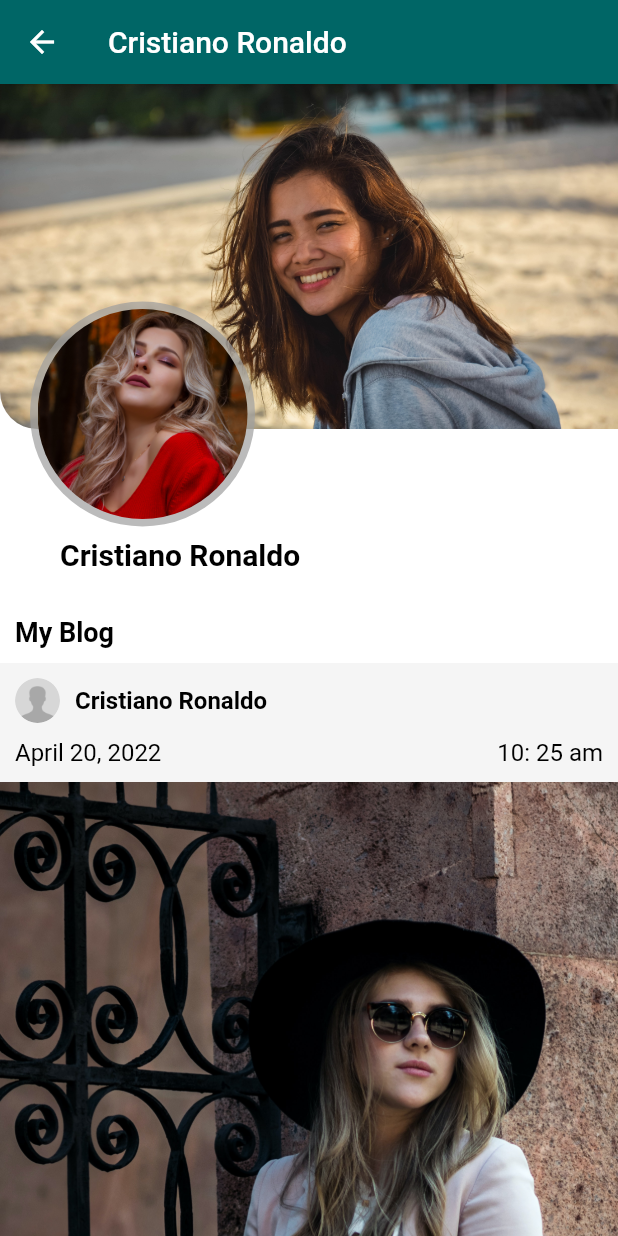
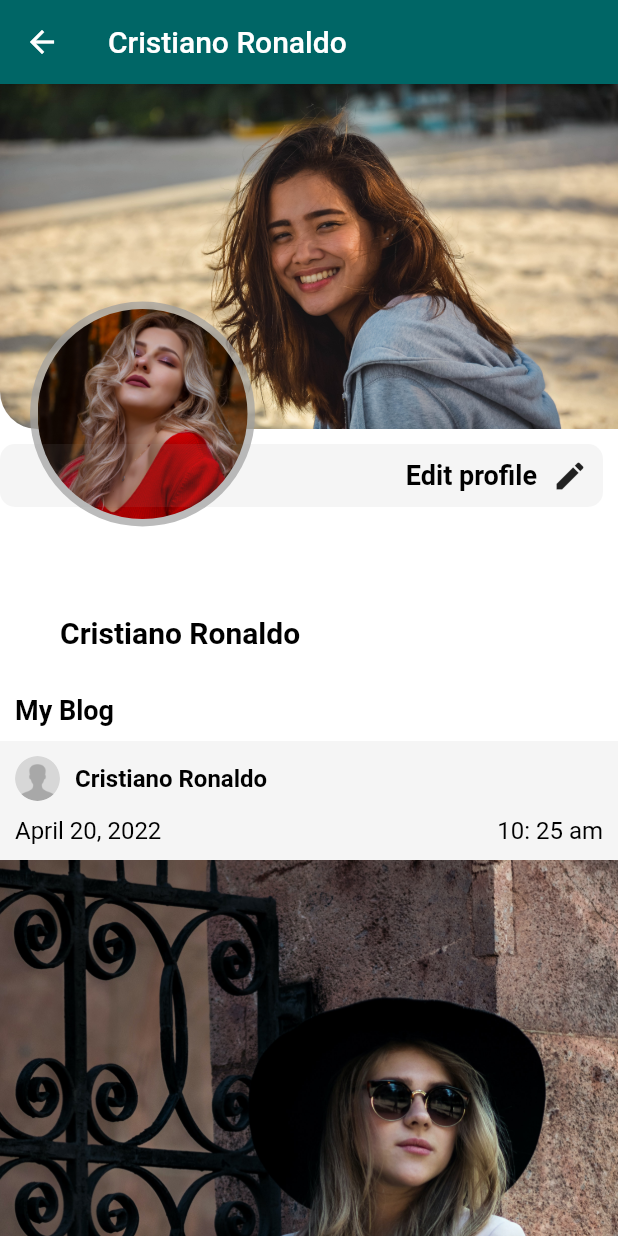
Before and after one commit to raselhossen125/blog_app, a Flutter app: the ProfilePage screen opened by its route, on a phone screen of 412 x 824 dp. Run offline on Flutter 3.47's test engine with Material 2 defaults, Android fonts, the phone set to English and light mode, and no system bars; our stand-ins replace get.

Commit message:
update profile page design

```diff
--- a/lib/route/my_app_pages.dart
+++ b/lib/route/my_app_pages.dart
@@ -1,3 +1,5 @@
+import 'package:blog_app/views/add_blog_page.dart';
+import 'package:blog_app/views/edit_profile_page.dart';
 import 'package:get/get.dart';
 import '../views/auth/login_page.dart';
 import '../views/auth/register_page.dart';
@@ -25,8 +27,16 @@ class MyAppPages {
       page: () => BlogPage(),
     ),
     GetPage(
-      name: MyAppRoutes.profileageRoute,
+      name: MyAppRoutes.addBlogPageRoute,
+      page: () => AddBlogpage(),
+    ),
+    GetPage(
+      name: MyAppRoutes.profilePageRoute,
       page: () => ProfilePage(),
+    ),
+    GetPage(
+      name: MyAppRoutes.editProfilePageRoute,
+      page: () => EditProfilePage(),
     ),
   ];
 }
--- a/lib/route/my_app_routes.dart
+++ b/lib/route/my_app_routes.dart
@@ -3,5 +3,7 @@ class MyAppRoutes {
   static const logInPageRoute = '/logIn-page';
   static const registerPageRoute = '/register-page';
   static const blogPageRoute = '/blog-page';
-  static const profileageRoute = '/profile-page';
+  static const profilePageRoute = '/profile-page';
+  static const editProfilePageRoute = '/edit-profile-page';
+  static const addBlogPageRoute = '/add-blog-page';
 }
--- a/lib/utils/style.dart
+++ b/lib/utils/style.dart
@@ -8,6 +8,11 @@ const btnStyle = TextStyle(
 
 const smallNormal = TextStyle(
   color: Colors.black,
+  fontSize: 16,
+);
+
+const smallNormalW = TextStyle(
+  color: Colors.white,
   fontSize: 16,
 );
 
--- a/lib/views/profile_page.dart
+++ b/lib/views/profile_page.dart
@@ -1,9 +1,11 @@
 // ignore_for_file: use_key_in_widget_constructors, prefer_const_constructors, prefer_const_literals_to_create_immutables, sized_box_for_whitespace
 
+import 'package:blog_app/route/my_app_routes.dart';
 import 'package:blog_app/utils/colors.dart';
 import 'package:blog_app/utils/style.dart';
 import 'package:blog_app/widgets/blog_item.dart';
 import 'package:flutter/material.dart';
+import 'package:get/get.dart';
 
 class ProfilePage extends StatelessWidget {
   @override
@@ -56,6 +58,35 @@ class ProfilePage extends StatelessWidget {
               )
             ],
           ),
+          Container(
+            margin: EdgeInsets.only(top: 10, right: 10),
+            alignment: Alignment.centerRight,
+            height: 42,
+            decoration: BoxDecoration(
+              borderRadius: BorderRadius.circular(10),
+              color: Colors.grey.withOpacity(0.1),
+            ),
+            child: Padding(
+              padding: const EdgeInsets.only(right: 10),
+              child: InkWell(
+                onTap: () {
+                  Get.toNamed(MyAppRoutes.editProfilePageRoute);
+                },
+                child: Row(
+                  mainAxisSize: MainAxisSize.min,
+                  mainAxisAlignment: MainAxisAlignment.end,
+                  children: [
+                    Text(
+                      'Edit profile',
+                      style: mediamBold,
+                    ),
+                    SizedBox(width: 10),
+                    Icon(Icons.edit),
+                  ],
+                ),
+              ),
+            ),
+          ),
           Padding(
             padding: const EdgeInsets.only(top: 72, left: 40),
             child: Text(
@@ -65,7 +96,10 @@ class ProfilePage extends StatelessWidget {
           ),
           Padding(
             padding: const EdgeInsets.only(top: 30, bottom: 10, left: 10),
-            child: Text('My Blog', style: mediamBold,),
+            child: Text(
+              'My Blog',
+              style: mediamBold,
+            ),
           ),
           Expanded(
             child: ListView.builder(
--- a/lib/widgets/blog_item.dart
+++ b/lib/widgets/blog_item.dart
@@ -73,18 +73,22 @@ class BlogItem extends StatelessWidget {
                 children: [
                   Row(
                     mainAxisAlignment: MainAxisAlignment.spaceBetween,
+                    crossAxisAlignment: CrossAxisAlignment.start,
                     children: [
-                      Text(
-                        'Shakib all hasan',
-                        style: mediamBold,
+                      Expanded(
+                        child: Text(
+                          'Shakib all hasan',
+                          style: smallBold,
+                        ),
                       ),
+                      SizedBox(width: 10),
                       Text(
                         'Sports',
                         style: smallBold,
                       ),
                     ],
                   ),
-                  SizedBox(height: 10),
+                  SizedBox(height: 15),
                   Text(
                     txt,
                     textAlign: TextAlign.justify,
```
Also changed, not shown: lib/views/add_blog_page.dart (added, +14 -0 lines), lib/views/blog_page.dart (+47 -5 lines), lib/views/edit_profile_page.dart (added, +146 -0 lines), lib/widgets/main_drawer.dart (+8 -1 lines).
